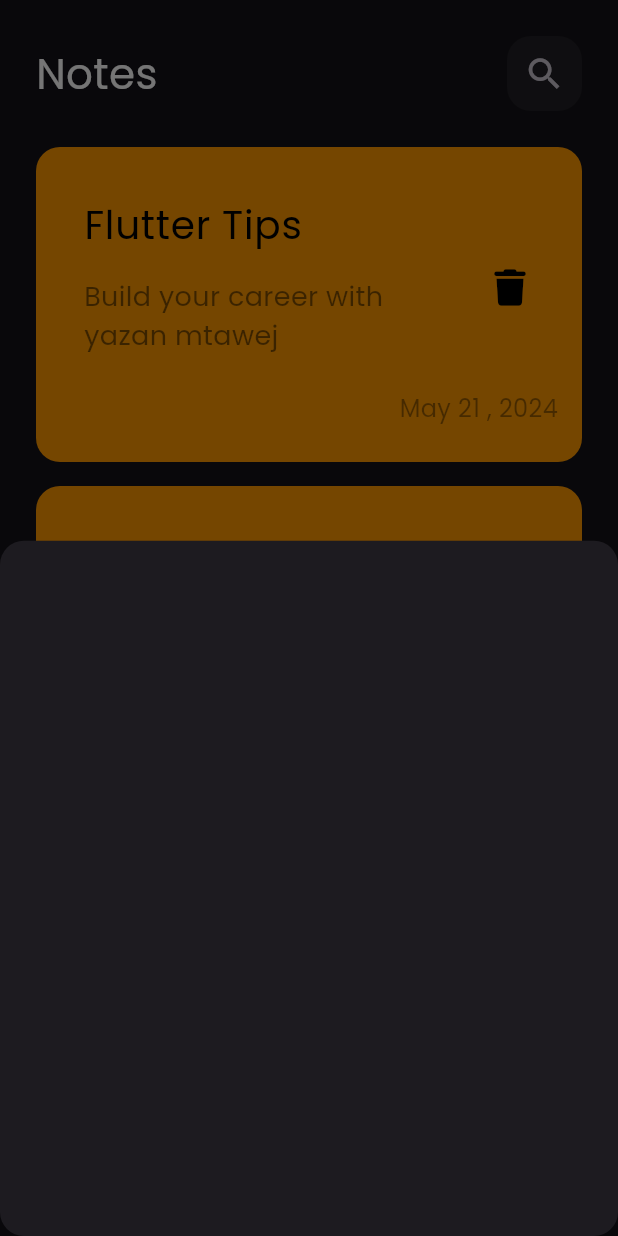
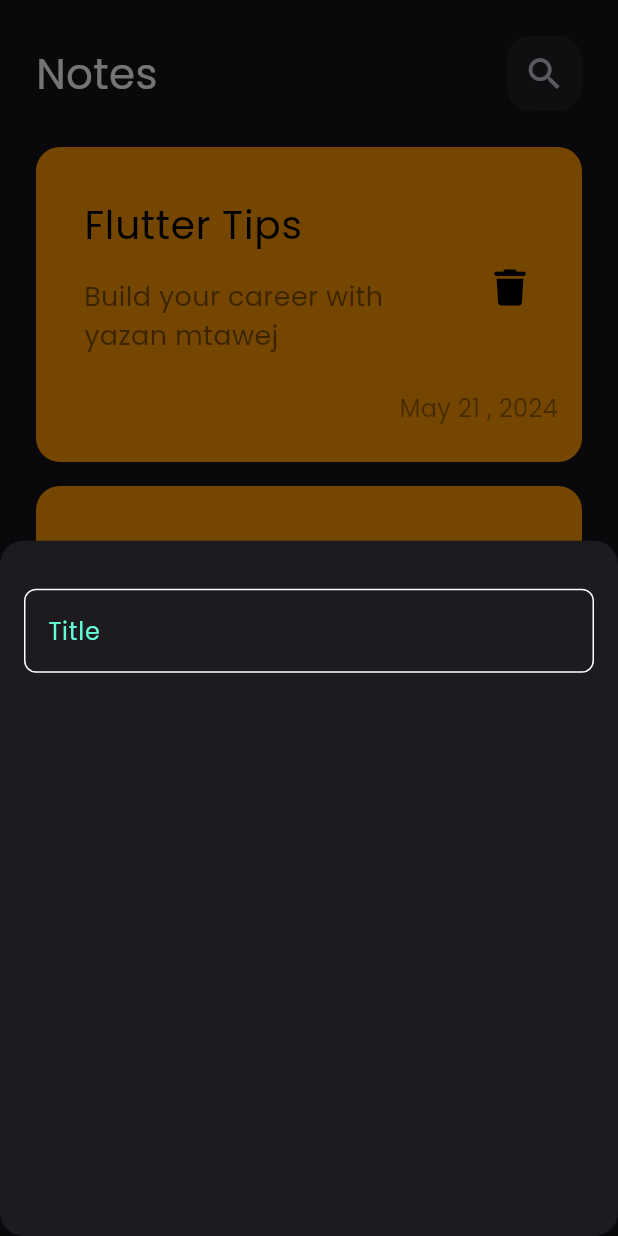
Before and after one commit to YazanMtawej/notes_app, a Flutter app: the screen it shows after launch, after a tap on the "add" icon, on a phone screen of 412 x 824 dp. Run offline on Flutter 3.47's test engine with Material 3 defaults, Android fonts, the phone set to English and light mode, and no system bars; our stand-ins replace device_preview, font_awesome_flutter.

Commit message:
create custom text field

```diff
--- /dev/null
+++ b/lib/constants.dart
@@ -0,0 +1,3 @@
+import 'package:flutter/material.dart';
+
+const  kPrimaryColor =  Color(0xff62FCD7);
--- a/lib/widgets/add_note_buttom_sheet.dart
+++ b/lib/widgets/add_note_buttom_sheet.dart
@@ -1,10 +1,17 @@
 import 'package:flutter/material.dart';
+import 'package:notes_app/widgets/cutom_text_field.dart';
 
 class AddNoteBottomSheet extends StatelessWidget {
   const AddNoteBottomSheet({super.key});
 
   @override
   Widget build(BuildContext context) {
-    return Container();
+    return Padding(
+      padding: const EdgeInsets.symmetric(horizontal: 16),
+      child: Column(children: [
+        SizedBox(height: 32,),
+        CustomTextField(),
+      ],),
+    );
   }
 }
--- /dev/null
+++ b/lib/widgets/cutom_text_field.dart
@@ -0,0 +1,27 @@
+import 'package:flutter/material.dart';
+import 'package:notes_app/constants.dart';
+
+class CustomTextField extends StatelessWidget {
+  const CustomTextField({super.key});
+
+  @override
+  Widget build(BuildContext context) {
+    return TextField(
+      cursorColor: kPrimaryColor,
+      decoration: InputDecoration(
+        hintText: 'Title',
+        hintStyle: TextStyle(color: kPrimaryColor),
+        border: buildBorder(),
+        enabledBorder: buildBorder(),
+        focusedBorder: buildBorder(kPrimaryColor),
+        ),
+
+    );
+  }
+
+  OutlineInputBorder buildBorder([color]) {
+    return OutlineInputBorder(
+          borderRadius: BorderRadius.circular(8),
+          borderSide: BorderSide(color:color ?? Colors.white));
+  }
+}
```
